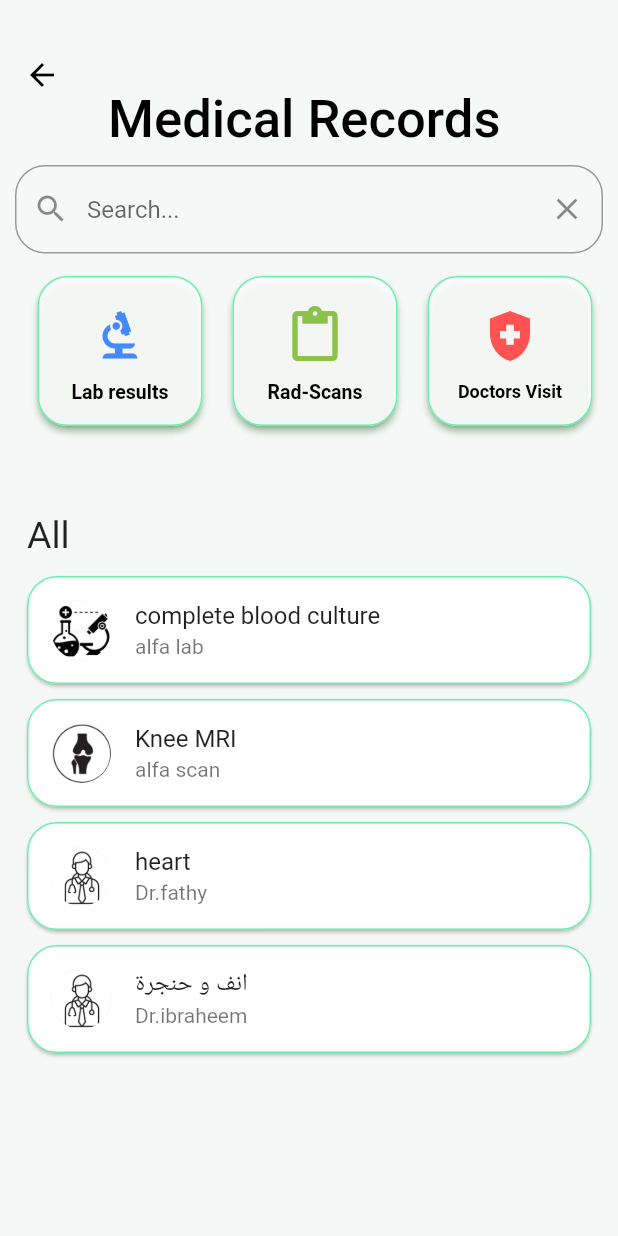
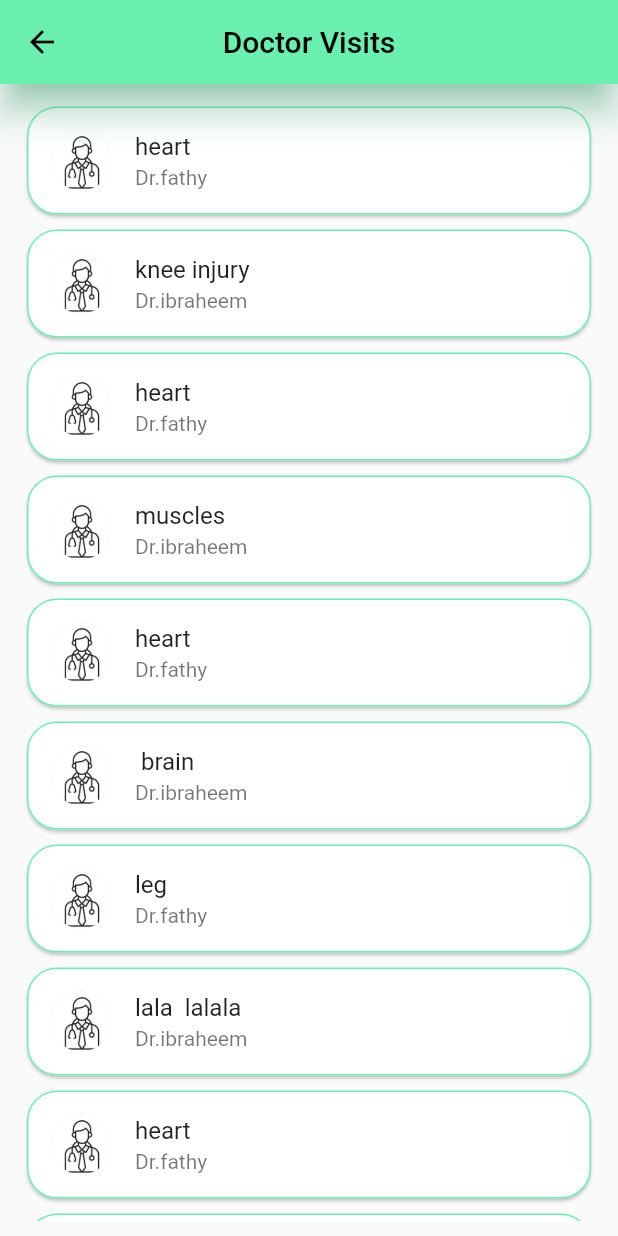
Before and after one commit to ahmedosama8/Grad_Project, a Flutter app: the My_Medical_Records screen opened by its route, after a tap on "Doctors Visit", on a phone screen of 412 x 824 dp. Run offline on Flutter 3.47's test engine with Material 2 defaults, Android fonts, the phone set to English and light mode, and no system bars; our stand-ins replace firebase_auth, firebase_core, google_fonts, persistent_bottom_nav_bar, smooth_page_indicator; accounts and stored records are empty.

Commit message:
submenus are done

```diff
--- /dev/null
+++ b/mobile_app/lib/pages/doctor_visit.dart
@@ -0,0 +1,86 @@
+import 'package:flutter/material.dart';
+import '../classes/All_menu.dart';
+
+class doctor_visit extends StatefulWidget {
+  const doctor_visit({super.key});
+
+  @override
+  State<doctor_visit> createState() => _doctor_visitState();
+}
+
+class _doctor_visitState extends State<doctor_visit> {
+  List<All_menu> all_menu_items = [
+    All_menu(exmination: 'heart', name: 'Dr.fathy', pic: 'doctor.png'),
+    All_menu(exmination: 'knee injury', name: 'Dr.ibraheem', pic: 'doctor.png'),
+    All_menu(exmination: 'heart', name: 'Dr.fathy', pic: 'doctor.png'),
+    All_menu(exmination: 'muscles', name: 'Dr.ibraheem', pic: 'doctor.png'),
+    All_menu(exmination: 'heart', name: 'Dr.fathy', pic: 'doctor.png'),
+    All_menu(exmination: ' brain', name: 'Dr.ibraheem', pic: 'doctor.png'),
+    All_menu(exmination: 'leg', name: 'Dr.fathy', pic: 'doctor.png'),
+    All_menu(
+        exmination: 'lala  lalala', name: 'Dr.ibraheem', pic: 'doctor.png'),
+    All_menu(exmination: 'heart', name: 'Dr.fathy', pic: 'doctor.png'),
+    All_menu(exmination: 'knee injury', name: 'Dr.ibraheem', pic: 'doctor.png'),
+    All_menu(exmination: 'heart', name: 'Dr.fathy', pic: 'doctor.png'),
+    All_menu(exmination: 'muscles', name: 'Dr.ibraheem', pic: 'doctor.png'),
+    All_menu(exmination: 'heart', name: 'Dr.fathy', pic: 'doctor.png'),
+    All_menu(exmination: ' brain', name: 'Dr.ibraheem', pic: 'doctor.png'),
+    All_menu(exmination: 'leg', name: 'Dr.fathy', pic: 'doctor.png'),
+    All_menu(
+        exmination: 'lala  lalala', name: 'Dr.ibraheem', pic: 'doctor.png'),
+  ];
+
+  @override
+  Widget build(BuildContext context) {
+    return Scaffold(
+      appBar: AppBar(
+        title: Text('Doctor Visits'),
+        centerTitle: true,
+        backgroundColor: Colors.greenAccent,
+        shadowColor: Colors.greenAccent,
+        elevation: 10,
+      ),
+      body: Padding(
+        padding: const EdgeInsets.all(10.0),
+        child: Column(
+          children: <Widget>[
+            Expanded(
+              child: SingleChildScrollView(
+                child: ListView.builder(
+                  shrinkWrap: true,
+                  controller: ScrollController(),
+                  itemCount: all_menu_items.length,
+                  itemBuilder: (context, index) {
+                    return Padding(
+                      padding: const EdgeInsets.symmetric(
+                          vertical: 1.0, horizontal: 4.0),
+                      child: Card(
+                        shape: RoundedRectangleBorder(
+                          side: BorderSide(
+                            color: Colors.greenAccent,
+                          ),
+                          borderRadius:
+                              BorderRadius.circular(20.0), //<-- SEE HERE
+                        ),
+                        child: ListTile(
+                          onTap: () {
+                            print('${all_menu_items[index].exmination}');
+                          },
+                          title: Text(all_menu_items[index].exmination),
+                          subtitle: Text(all_menu_items[index].name),
+                          leading: CircleAvatar(
+                              backgroundImage: AssetImage(
+                                  'assets/${all_menu_items[index].pic}')),
+                        ),
+                      ),
+                    );
+                  },
+                ),
+              ),
+            ),
+          ],
+        ),
+      ),
+    );
+  }
+}
--- a/mobile_app/lib/pages/my_medical_records.dart
+++ b/mobile_app/lib/pages/my_medical_records.dart
@@ -1,8 +1,8 @@
 import 'package:flutter/material.dart';
-import 'package:flutter/src/widgets/framework.dart';
-import 'package:flutter/src/widgets/placeholder.dart';
 import 'package:mobile_app/classes/All_menu.dart';
-import 'package:mobile_app/colors.dart';
+import 'package:mobile_app/pages/doctor_visit.dart';
+import 'package:mobile_app/pages/lab_results.dart';
+import 'package:mobile_app/rad_scans.dart';
 
 class My_Medical_Records extends StatefulWidget {
   const My_Medical_Records({super.key});
@@ -19,12 +19,18 @@ class _My_Medical_RecordsState extends State<My_Medical_Records> {
         exmination: 'complete blood culture', name: 'alfa lab', pic: 'lab.png'),
     All_menu(exmination: 'Knee MRI', name: 'alfa scan', pic: 'rad.png'),
     All_menu(exmination: 'heart', name: 'Dr.fathy', pic: 'doctor.png'),
-    All_menu(exmination: 'انف و حنجرة', name: 'Dr.ibraheem', pic: 'doctor.png'),
+    All_menu(exmination: 'Leg', name: 'Dr.ibraheem', pic: 'doctor.png'),
+    All_menu(
+        exmination: 'complete blood culture', name: 'alfa lab', pic: 'lab.png'),
+    All_menu(exmination: 'Knee MRI', name: 'alfa scan', pic: 'rad.png'),
+    All_menu(exmination: 'heart', name: 'Dr.fathy', pic: 'doctor.png'),
+    All_menu(exmination: 'Leg', name: 'Dr.ibraheem', pic: 'doctor.png'),
   ];
   @override
   Widget build(BuildContext context) {
     return Scaffold(
       backgroundColor: Color.fromARGB(201, 244, 246, 245),
+      resizeToAvoidBottomInset: true,
       appBar: AppBar(
         title: Padding(
           padding: const EdgeInsets.fromLTRB(0, 60, 0, 0),
@@ -40,31 +46,32 @@ class _My_Medical_RecordsState extends State<My_Medical_Records> {
         toolbarHeight: 100,
         elevation: 0,
       ),
-      body: Padding(
-        padding: const EdgeInsets.all(10.0),
-        child: Column(
+      body: Column(
         children: <Widget>[
-            TextField(
+          SingleChildScrollView(
+            child: Padding(
+              padding: const EdgeInsets.all(5.0),
+              child: TextField(
                 onSubmitted: (value) {
                   print(_searchController.text);
                 },
                 controller: _searchController,
                 decoration: InputDecoration(
                   hintText: 'Search...',
-                // Add a clear button to the search bar
                   suffixIcon: IconButton(
                     icon: Icon(Icons.clear),
                     onPressed: () => _searchController.clear(),
                   ),
-                // Add a search icon or button to the search bar
                   prefixIcon: Icon(Icons.search),
                   border: OutlineInputBorder(
                     borderRadius: BorderRadius.circular(20.0),
                   ),
                 ),
               ),
+            ),
+          ),
           Padding(
-              padding: const EdgeInsets.fromLTRB(15, 15, 0, 0),
+            padding: const EdgeInsets.fromLTRB(15, 8, 0, 0),
             child: Row(
               children: [
                 SizedBox(
@@ -76,11 +83,13 @@ class _My_Medical_RecordsState extends State<My_Medical_Records> {
                         shadowColor: Colors.green,
                         shape: RoundedRectangleBorder(
                             borderRadius: BorderRadius.circular(20),
-                              side: BorderSide(
-                                  color: Colors.greenAccent)) // elevation color
-                          ),
+                            side: BorderSide(color: Colors.greenAccent))),
                     onPressed: () {
-                        print('lab results');
+                      Navigator.push(
+                        context,
+                        MaterialPageRoute(
+                            builder: (context) => const lab_results()),
+                      );
                     },
                     child: Column(
                       children: [
@@ -114,11 +123,13 @@ class _My_Medical_RecordsState extends State<My_Medical_Records> {
                         shadowColor: Colors.green,
                         shape: RoundedRectangleBorder(
                             borderRadius: BorderRadius.circular(20),
-                              side: BorderSide(
-                                  color: Colors.greenAccent)) // elevation color
-                          ),
+                            side: BorderSide(color: Colors.greenAccent))),
                     onPressed: () {
-                        print('reports');
+                      Navigator.push(
+                        context,
+                        MaterialPageRoute(
+                            builder: (context) => const rad_scans()),
+                      );
                     },
                     child: Column(
                       children: [
@@ -152,11 +163,13 @@ class _My_Medical_RecordsState extends State<My_Medical_Records> {
                         shadowColor: Colors.green,
                         shape: RoundedRectangleBorder(
                             borderRadius: BorderRadius.circular(20),
-                              side: BorderSide(
-                                  color: Colors.greenAccent)) // elevation color
-                          ),
+                            side: BorderSide(color: Colors.greenAccent))),
                     onPressed: () {
-                        print('Doctor');
+                      Navigator.push(
+                        context,
+                        MaterialPageRoute(
+                            builder: (context) => const doctor_visit()),
+                      );
                     },
                     child: Column(
                       children: [
@@ -182,15 +195,15 @@ class _My_Medical_RecordsState extends State<My_Medical_Records> {
             ),
           ),
           SizedBox(
-              height: 50,
+            height: 20,
           ),
           Padding(
-              padding: const EdgeInsets.all(8.0),
+            padding: const EdgeInsets.fromLTRB(15, 1, 50, 0),
             child: Row(
               children: [
                 Text(
                   'All',
-                    style: TextStyle(fontSize: 25),
+                  style: TextStyle(fontSize: 25, fontWeight: FontWeight.bold),
                 ),
               ],
             ),
@@ -199,6 +212,7 @@ class _My_Medical_RecordsState extends State<My_Medical_Records> {
             child: SingleChildScrollView(
               child: ListView.builder(
                 shrinkWrap: true,
+                controller: ScrollController(),
                 itemCount: all_menu_items.length,
                 itemBuilder: (context, index) {
                   return Padding(
@@ -209,13 +223,10 @@ class _My_Medical_RecordsState extends State<My_Medical_Records> {
                         side: BorderSide(
                           color: Colors.greenAccent,
                         ),
-                          borderRadius:
-                              BorderRadius.circular(20.0), //<-- SEE HERE
+                        borderRadius: BorderRadius.circular(20.0),
                       ),
                       child: ListTile(
-                          onTap: () {
-                            print('${all_menu_items[index].exmination}');
-                          },
+                        onTap: () {},
                         title: Text(all_menu_items[index].exmination),
                         subtitle: Text(all_menu_items[index].name),
                         leading: CircleAvatar(
@@ -230,7 +241,6 @@ class _My_Medical_RecordsState extends State<My_Medical_Records> {
           ),
         ],
       ),
-      ),
     );
   }
 }
```
Also changed, not shown: mobile_app/lib/main.dart (+10 -0 lines), mobile_app/lib/pages/lab_results.dart (added, +75 -0 lines), mobile_app/lib/rad_scans.dart (added, +81 -0 lines), mobile_app/assets/lab.png. Lines whose indentation alone changed are shown as unchanged.
